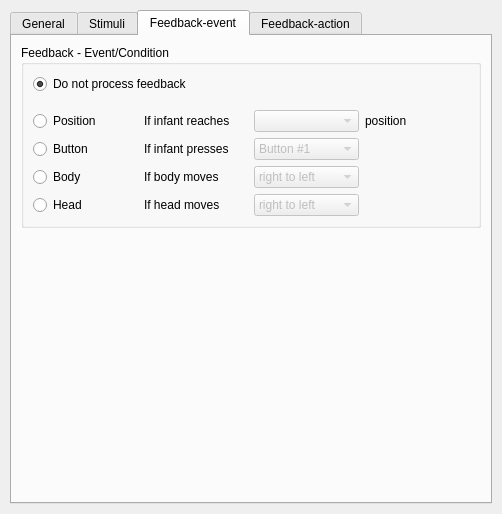
Before: the Qt Designer form Scenario_designer/ct_confwallright.ui in luizamici/caretoy, drawn with Qt 5.
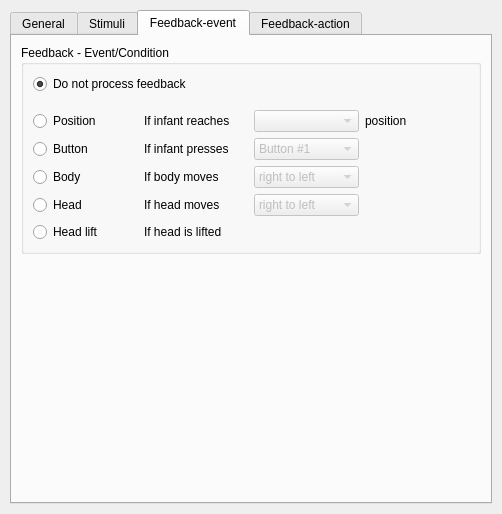
After: the same form once the commit is applied. The open tabs and pages were chosen to show the change. Custom widgets are drawn as their Qt base class.

Patch:
```diff
--- a/Scenario_designer/ct_confwallright.ui
+++ b/Scenario_designer/ct_confwallright.ui
@@ -440,6 +440,20 @@
             </property>
            </widget>
           </item>
+          <item row="6" column="0">
+           <widget class="QRadioButton" name="qrb_headlifted_event">
+            <property name="text">
+             <string>Head lift</string>
+            </property>
+           </widget>
+          </item>
+          <item row="6" column="1">
+           <widget class="QLabel" name="label_2">
+            <property name="text">
+             <string>If head is lifted</string>
+            </property>
+           </widget>
+          </item>
          </layout>
         </widget>
        </item>
```
